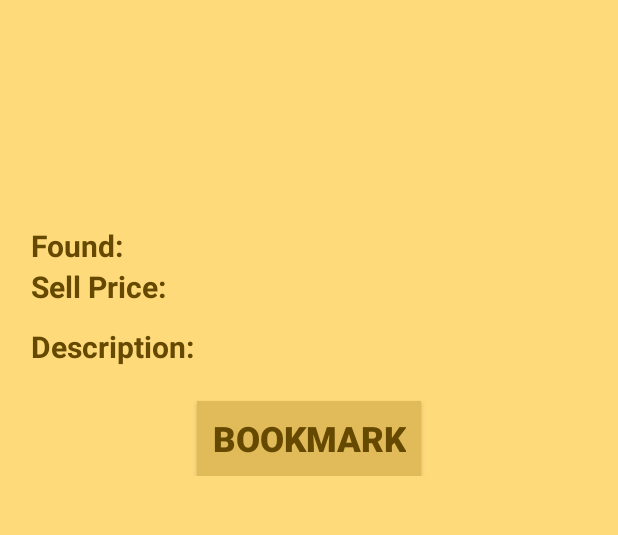
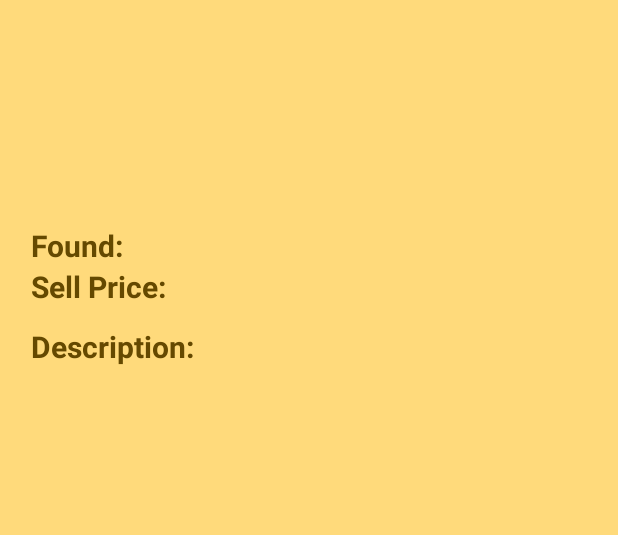
Before and after one commit to gabriellekaye/stardew-guide, an Android app: the ForageableActivity screen opened directly, with no data from a screen before it, on a phone screen of 412 x 824 dp, the part 309-844 px from its top. Run offline under Robolectric (Android 15) with nearby library versions, the phone set to English and light mode, and no system bars; 5 statements that could not run were skipped.

Commit message:
UI update for item activities
bm btns removed

```diff
--- a/app/src/main/res/layout/activity_forageable.xml
+++ b/app/src/main/res/layout/activity_forageable.xml
@@ -120,22 +120,22 @@
             app:layout_constraintRight_toRightOf="parent"
             app:layout_constraintTop_toBottomOf="@id/sell" />
 
-        <androidx.appcompat.widget.AppCompatButton
-            android:id="@+id/btn_bookmark"
-            android:layout_width="wrap_content"
-            android:layout_height="50dp"
-            android:paddingHorizontal="10dp"
-            android:layout_marginVertical="10dp"
-            android:text="Bookmark"
-            android:textStyle="bold"
-            android:textAlignment="center"
-            android:layout_marginBottom="15dp"
-            android:textColor="@color/txt_color"
-            android:textSize="23sp"
-            android:background="@color/btn_color"
-            app:layout_constraintLeft_toLeftOf="parent"
-            app:layout_constraintRight_toRightOf="parent"
-            app:layout_constraintTop_toBottomOf="@id/description" />
+<!--        <androidx.appcompat.widget.AppCompatButton-->
+<!--            android:id="@+id/btn_bookmark"-->
+<!--            android:layout_width="wrap_content"-->
+<!--            android:layout_height="50dp"-->
+<!--            android:paddingHorizontal="10dp"-->
+<!--            android:layout_marginVertical="10dp"-->
+<!--            android:text="Bookmark"-->
+<!--            android:textStyle="bold"-->
+<!--            android:textAlignment="center"-->
+<!--            android:layout_marginBottom="15dp"-->
+<!--            android:textColor="@color/txt_color"-->
+<!--            android:textSize="23sp"-->
+<!--            android:background="@color/btn_color"-->
+<!--            app:layout_constraintLeft_toLeftOf="parent"-->
+<!--            app:layout_constraintRight_toRightOf="parent"-->
+<!--            app:layout_constraintTop_toBottomOf="@id/description" />-->
 
 
     </androidx.constraintlayout.widget.ConstraintLayout>
```
Also changed, not shown: app/src/main/res/layout/activity_crop.xml (+16 -16 lines), app/src/main/res/layout/activity_festival.xml (+16 -16 lines), app/src/main/res/layout/activity_fish.xml (+16 -16 lines).
